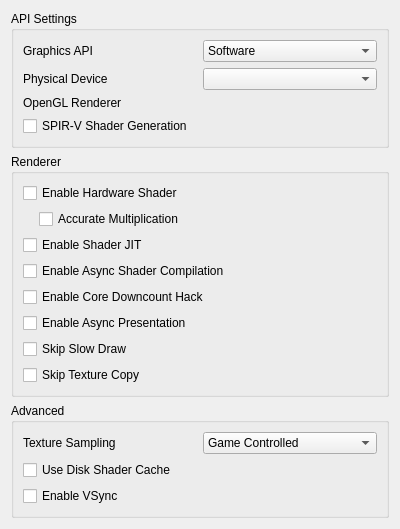
Old version of the form src/citra_qt/configuration/configure_graphics.ui in the repository yeager/Borked3DS.
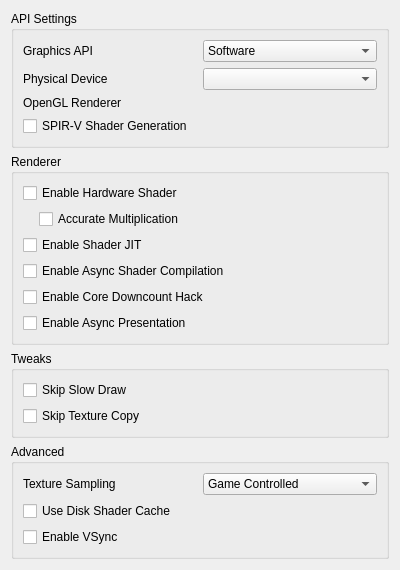
New version of the form.

Commit message: Rebase Citra hacks/tweaks functionality on Citra MMJ & Citra Enhanced

```diff
--- a/src/citra_qt/configuration/configure_graphics.ui
+++ b/src/citra_qt/configuration/configure_graphics.ui
@@ -241,6 +241,15 @@
         </property>
        </widget>
       </item>
+     </layout>
+    </widget>
+   </item>
+   <item>
+    <widget class="QGroupBox" name="tweaksBox">
+     <property name="title">
+      <string>Tweaks</string>
+     </property>
+     <layout class="QVBoxLayout" name="verticalLayout_8">
       <item>
        <widget class="QCheckBox" name="toggle_skip_slow_draw">
         <property name="toolTip">
```
The commit also changes 31 other files.
